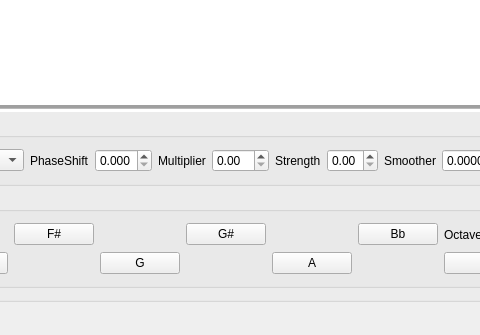
Qt form Synth3/mainwindow.ui (djeemie2000/SynthPlayground) before a commit; both pictures show x 554 to 1034 and y 209 to 544 of the 1343 by 544 pixel window.
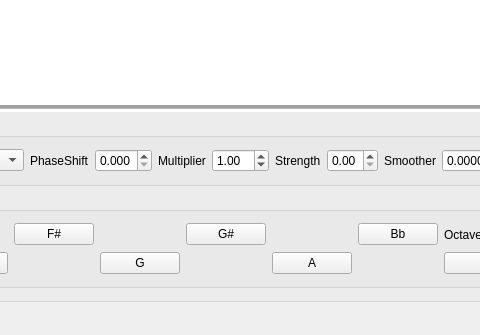
The same form after that commit.

Commit message: symmetrical waveshaper with phase shift and multiplier

Diff of the .ui file:
```diff
--- a/Synth3/mainwindow.ui
+++ b/Synth3/mainwindow.ui
@@ -158,6 +158,9 @@
             <property name="singleStep">
              <double>0.010000000000000</double>
             </property>
+            <property name="value">
+             <double>1.000000000000000</double>
+            </property>
            </widget>
           </item>
           <item>
```
The commit also changes 1 other file.
